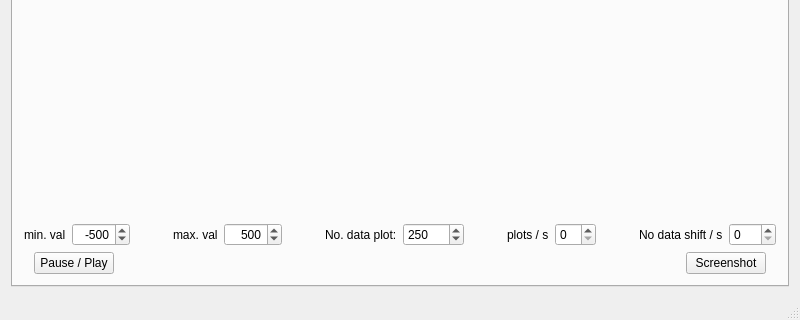
Qt form software/extern/qttest/mainwindow.ui (wenndemann/blabot) before a commit; both pictures show x 0 to 800 and y 280 to 600 of the 800 by 600 pixel window.
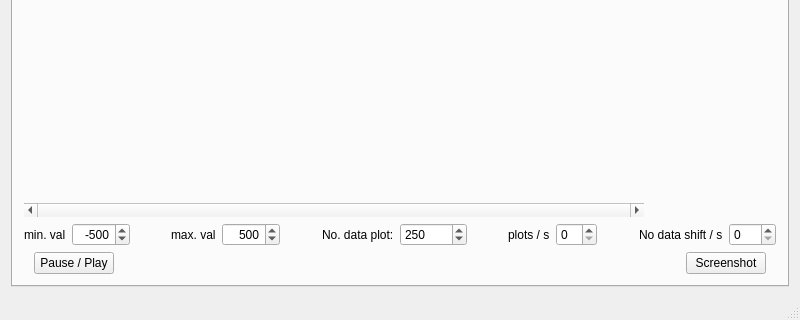
The same form after that commit. Custom widgets are drawn as their Qt base class.

Commit message: - attach magnetometer and potentiometer to plot curves - set bufer data length to a fix value - add a scrollbar to the plot tag

```diff
--- a/software/extern/qttest/mainwindow.ui
+++ b/software/extern/qttest/mainwindow.ui
@@ -161,6 +161,8 @@
              <number>0</number>
             </property>
             <item>
+             <layout class="QVBoxLayout" name="verticalLayout_5">
+              <item>
              <widget class="GraphPlotter" name="widgetPlot" native="true">
               <property name="sizePolicy">
                <sizepolicy hsizetype="Expanding" vsizetype="Expanding">
@@ -171,6 +173,18 @@
              </widget>
             </item>
             <item>
+               <widget class="QScrollBar" name="horizontalScrollBarPlotArea">
+                <property name="maximum">
+                 <number>0</number>
+                </property>
+                <property name="orientation">
+                 <enum>Qt::Horizontal</enum>
+                </property>
+               </widget>
+              </item>
+             </layout>
+            </item>
+            <item>
              <layout class="QVBoxLayout" name="verticalLayoutCurves">
               <item>
                <widget class="QGroupBox" name="groupBoxAccel">
@@ -405,7 +419,7 @@
                <number>1</number>
               </property>
               <property name="maximum">
-               <number>99999</number>
+               <number>100000</number>
               </property>
               <property name="singleStep">
                <number>100</number>
```
Left out of the diff: 2 changed lines with no effect on the pictures. Lines whose indentation alone changed are shown as unchanged. The commit also changes 9 other files.
